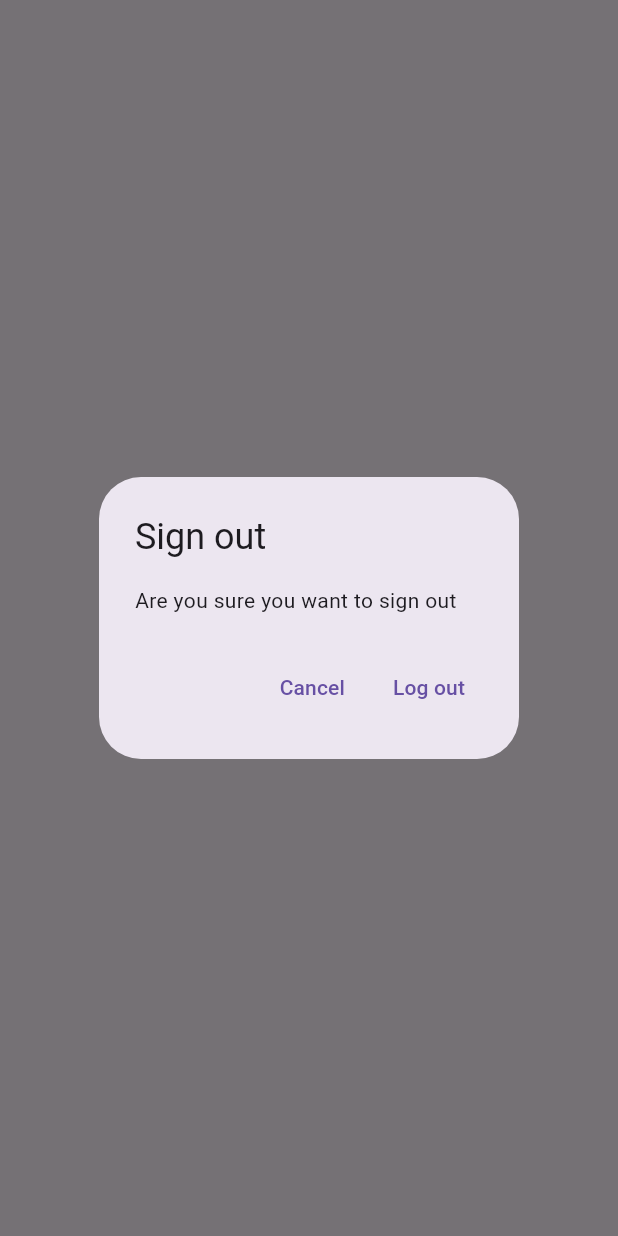
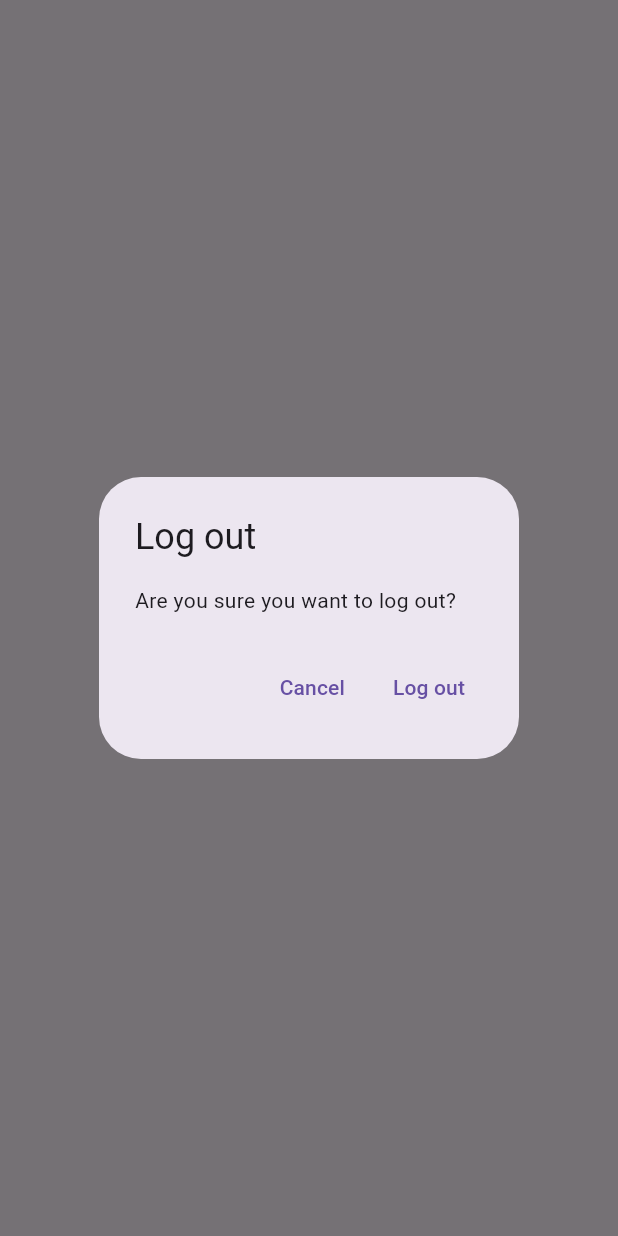
Before and after one commit to TechmoNoway/flutter-note-mobile-app, a Flutter app: what showLogOutDialog() shows on an empty page, opened directly, on a phone screen of 412 x 824 dp. Run offline on Flutter 3.47's test engine with Material 3 defaults, Android fonts, the phone set to English and light mode, and no system bars; our stand-ins replace firebase_auth, firebase_core, sqflite; accounts and stored records are empty; network calls fail.

```diff
--- a/lib/main.dart
+++ b/lib/main.dart
@@ -61,28 +61,28 @@ class HomePage extends StatelessWidget {
   }
 }
 
-Future<bool> showLogOutDialog(BuildContext context) {
-  return showDialog<bool>(
-    context: context,
-    builder: (context) {
-      return AlertDialog(
-        title: const Text('Sign out'),
-        content: const Text('Are you sure you want to sign out'),
-        actions: [
-          TextButton(
-            onPressed: () {
-              Navigator.of(context).pop(false);
-            },
-            child: const Text("Cancel"),
-          ),
-          TextButton(
-            onPressed: () {
-              Navigator.of(context).pop(true);
-            },
-            child: const Text("Log out"),
-          ),
-        ],
-      );
-    },
-  ).then((value) => value ?? false);
-}
+// Future<bool> showLogOutDialog(BuildContext context) {
+//   return showDialog<bool>(
+//     context: context,
+//     builder: (context) {
+//       return AlertDialog(
+//         title: const Text('Sign out'),
+//         content: const Text('Are you sure you want to sign out'),
+//         actions: [
+//           TextButton(
+//             onPressed: () {
+//               Navigator.of(context).pop(false);
+//             },
+//             child: const Text("Cancel"),
+//           ),
+//           TextButton(
+//             onPressed: () {
+//               Navigator.of(context).pop(true);
+//             },
+//             child: const Text("Log out"),
+//           ),
+//         ],
+//       );
+//     },
+//   ).then((value) => value ?? false);
+// }
--- /dev/null
+++ b/lib/utils/dialogs/generic_dialog.dart
@@ -0,0 +1,34 @@
+import 'package:flutter/material.dart';
+
+typedef DialogOptionBuilder<T> = Map<String, T?> Function();
+
+Future<T?> showGenericDialog<T>({
+  required BuildContext context,
+  required String title,
+  required String content,
+  required DialogOptionBuilder optionsBuilder,
+}) {
+  final options = optionsBuilder();
+  return showDialog<T>(
+    context: context,
+    builder: (context) {
+      return AlertDialog(
+        title: Text(title),
+        content: Text(content),
+        actions: options.keys.map((optionTitle) {
+          final T value = options[optionTitle];
+          return TextButton(
+            onPressed: () {
+              if (value != null) {
+                Navigator.of(context).pop(value);
+              } else {
+                Navigator.of(context).pop();
+              }
+            },
+            child: Text(optionTitle),
+          );
+        }).toList(),
+      );
+    },
+  );
+}
--- /dev/null
+++ b/lib/utils/dialogs/logout_dialog.dart
@@ -0,0 +1,14 @@
+import 'package:flutter/material.dart';
+import 'package:note_flutter/utils/dialogs/generic_dialog.dart';
+
+Future<bool> showLogOutDialog(BuildContext context) {
+  return showGenericDialog<bool>(
+    context: context,
+    title: 'Log out',
+    content: 'Are you sure you want to log out?',
+    optionsBuilder: () => {
+      'Cancel': false,
+      'Log out': true,
+    },
+  ).then((value) => value ?? false);
+}
--- a/lib/views/login_view.dart
+++ b/lib/views/login_view.dart
@@ -2,7 +2,7 @@ import 'package:flutter/material.dart';
 import 'package:note_flutter/constants/routes.dart';
 import 'package:note_flutter/services/auth/auth_exceptions.dart';
 import 'package:note_flutter/services/auth/auth_service.dart';
-import 'package:note_flutter/utils/show_error_dialog.dart';
+import 'package:note_flutter/utils/dialogs/error_dialog.dart';
 
 class LoginView extends StatefulWidget {
   const LoginView({super.key});
--- a/lib/views/register_view.dart
+++ b/lib/views/register_view.dart
@@ -2,7 +2,7 @@ import 'package:flutter/material.dart';
 import 'package:note_flutter/constants/routes.dart';
 import 'package:note_flutter/services/auth/auth_exceptions.dart';
 import 'package:note_flutter/services/auth/auth_service.dart';
-import 'package:note_flutter/utils/show_error_dialog.dart';
+import 'package:note_flutter/utils/dialogs/error_dialog.dart';
 
 class RegisterView extends StatefulWidget {
   const RegisterView({super.key});
```
Also changed, not shown: lib/services/crud/notes_service.dart (+9 -3 lines), lib/utils/dialogs/error_dialog.dart (added, +13 -0 lines), lib/utils/show_error_dialog.dart (+22 -22 lines), lib/views/notes/delete_dialog.dart (added, +16 -0 lines), lib/views/notes/notes_list_view.dart (added, +43 -0 lines), lib/views/notes/notes_view.dart (+14 -10 lines).
